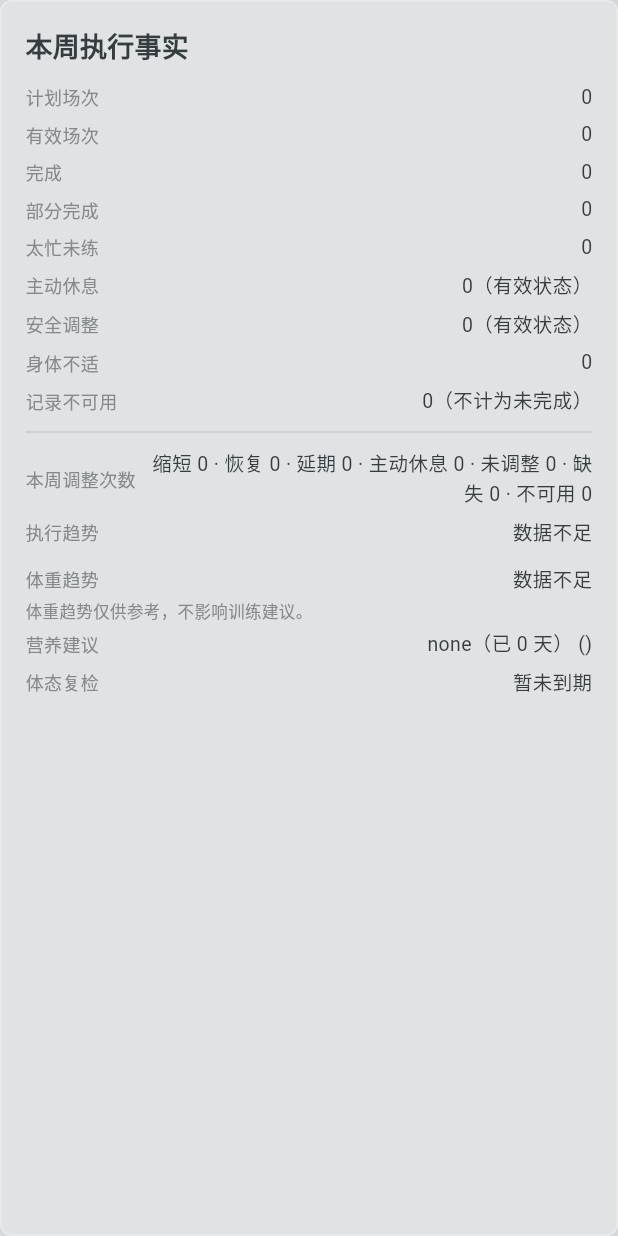
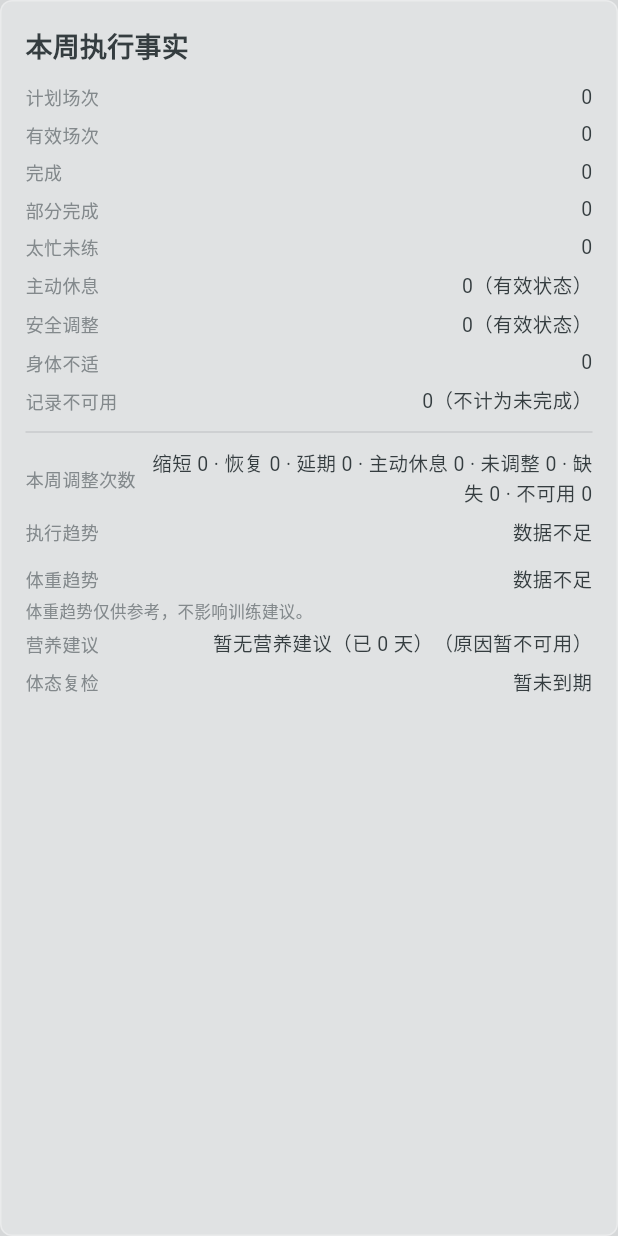
Before and after one commit to Lizz-666/health-agent, a Flutter app: the _FactsSection widget shown alone on an empty page, opened directly with empty values, on a phone screen of 412 x 824 dp. Run offline on Flutter 3.47's test engine with Material 3 defaults, Android fonts, the phone set to English and light mode, and no system bars; our stand-ins replace dio, flutter_riverpod, flutter_secure_storage, flutter_svg, go_router; missing offline and left inert: lpinyin; accounts and stored records are empty; network calls fail.

Commit message:
fix: localize phase 8 acceptance states

```diff
--- a/app/lib/screens/plan/weekly_review_screen.dart
+++ b/app/lib/screens/plan/weekly_review_screen.dart
@@ -287,7 +287,7 @@ class _FactsSection extends StatelessWidget {
           _row(
             '执行趋势',
             snapshot.executionTrend.available
-                ? (snapshot.executionTrend.direction?.name ?? '未知')
+                ? _executionTrendLabel(snapshot.executionTrend.direction)
                 : '数据不足',
           ),
           Padding(
@@ -296,7 +296,7 @@ class _FactsSection extends StatelessWidget {
             child: _row(
               '体重趋势',
               snapshot.weightTrend.available
-                  ? (snapshot.weightTrend.direction?.name ?? '未知')
+                  ? _weightTrendLabel(snapshot.weightTrend.direction)
                   : '数据不足',
             ),
           ),
@@ -350,8 +350,8 @@ class _FactsSection extends StatelessWidget {
     final refresh = n.refreshAvailable ? '；可请求刷新草案' : '';
     final unavailable = n.unavailableReason == null
         ? ''
-        : ' (${n.unavailableReason})';
-    return '${n.state.name}$age$refresh$unavailable';
+        : '（${_unavailableReasonLabel(n.unavailableReason!)}）';
+    return '${_nutritionStateLabel(n.state)}$age$refresh$unavailable';
   }
 
   String _postureLabel(PostureRecheckInfo p) {
@@ -361,7 +361,7 @@ class _FactsSection extends StatelessWidget {
       case PostureRecheckStatus.notDue:
         return '暂未到期';
       case PostureRecheckStatus.comparisonAvailable:
-        return '可比较（${p.comparisonSignal?.name ?? "未知"}）';
+        return '可比较（${_postureComparisonLabel(p.comparisonSignal)}）';
       case PostureRecheckStatus.unavailable:
         return '不可用${p.reason == null ? "" : "（${p.reason}）"}';
     }
@@ -430,7 +430,7 @@ class _ProposalsSection extends StatelessWidget {
           ),
           if (p.strategy != null)
             Text(
-              '  策略：${p.strategy!.name}',
+              '  调整方向：${_reviewStrategyLabel(p.strategy!)}',
               style: const TextStyle(
                 fontSize: 11,
                 color: Color(AppConstants.textMuted),
@@ -467,3 +467,50 @@ class _ProposalsSection extends StatelessWidget {
     );
   }
 }
+
+String _executionTrendLabel(ExecutionTrendDirection? direction) =>
+    switch (direction) {
+      ExecutionTrendDirection.improving => '执行改善',
+      ExecutionTrendDirection.steady => '执行稳定',
+      ExecutionTrendDirection.declining => '执行下降',
+      null => '未知',
+    };
+
+String _weightTrendLabel(WeightTrendDirection? direction) =>
+    switch (direction) {
+      WeightTrendDirection.rising => '上升',
+      WeightTrendDirection.falling => '下降',
+      WeightTrendDirection.stable => '稳定',
+      null => '未知',
+    };
+
+String _nutritionStateLabel(NutritionRecommendationState state) =>
+    switch (state) {
+      NutritionRecommendationState.none => '暂无营养建议',
+      NutritionRecommendationState.active => '营养建议已生效',
+      NutritionRecommendationState.stale => '营养建议待更新',
+      NutritionRecommendationState.unavailable => '营养建议不可用',
+    };
+
+String _unavailableReasonLabel(String reason) => switch (reason) {
+  'nutrition_clarification_required' => '需要补充营养信息',
+  'nutrition_restricted' => '当前安全状态受限',
+  'nutrition_red_flag' => '已触发安全阻断',
+  _ => '原因暂不可用',
+};
+
+String _postureComparisonLabel(PostureComparisonSignal? signal) =>
+    switch (signal) {
+      PostureComparisonSignal.added => '新增信号',
+      PostureComparisonSignal.notDetected => '本次未检出',
+      PostureComparisonSignal.unchanged => '无明显变化',
+      PostureComparisonSignal.changed => '已有变化',
+      null => '未知',
+    };
+
+String _reviewStrategyLabel(ReviewDraftStrategy strategy) => switch (strategy) {
+  ReviewDraftStrategy.conservativeDuration => '保守缩短单次时长',
+  ReviewDraftStrategy.lowerFrequency => '降低每周频次',
+  ReviewDraftStrategy.progression => '逐步进阶',
+  ReviewDraftStrategy.regression => '降低难度',
+};
```
Also changed, not shown: app/lib/screens/agent/agent_screen.dart (+58 -5 lines), app/lib/screens/plan/plan_screen.dart (+16 -5 lines), 4 other files.
